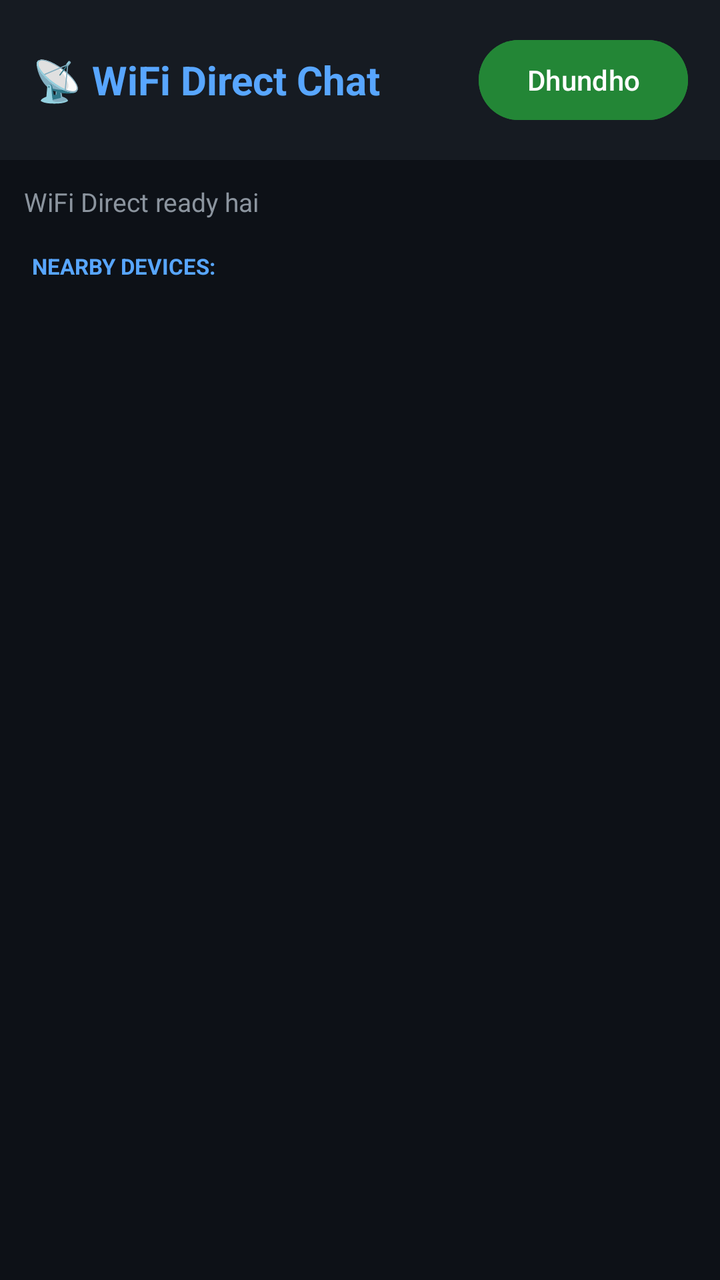
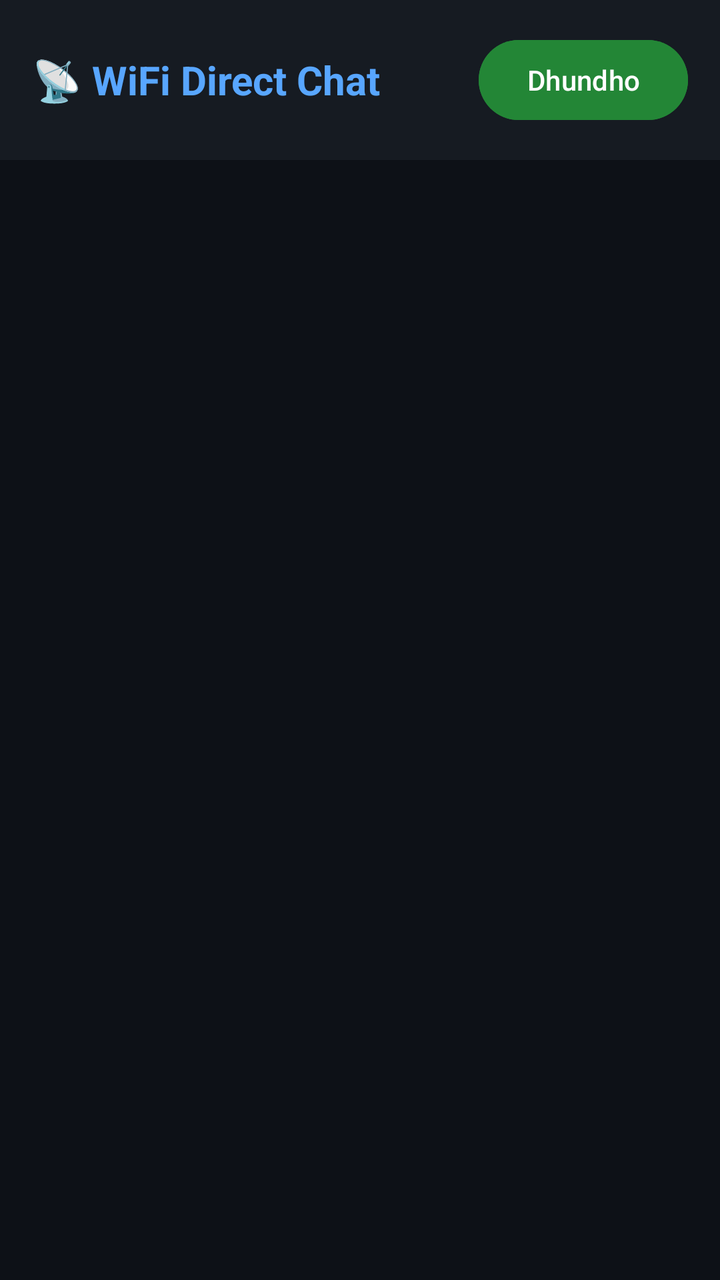

Two renders of the same Android screen: before a commit and after it. Below are the layout's source before the change and the commit's diff.
<!-- AndroidManifest.xml: application theme Theme.WiFiDirectChat -->
<!-- res/layout/activity_main.xml -->
<?xml version="1.0" encoding="utf-8"?>
<LinearLayout
    xmlns:android="http://schemas.android.com/apk/res/android"
    android:layout_width="match_parent"
    android:layout_height="match_parent"
    android:orientation="vertical"
    android:background="#0D1117">

    <LinearLayout
        android:layout_width="match_parent"
        android:layout_height="wrap_content"
        android:background="#161B22"
        android:padding="16dp"
        android:orientation="horizontal"
        android:gravity="center_vertical">

        <TextView
            android:layout_width="0dp"
            android:layout_height="wrap_content"
            android:layout_weight="1"
            android:text="📡 WiFi Direct Chat"
            android:textSize="20sp"
            android:textColor="#58A6FF"
            android:textStyle="bold"/>

        <Button
            android:id="@+id/btn_discover"
            android:layout_width="wrap_content"
            android:layout_height="wrap_content"
            android:text="Dhundho"
            android:backgroundTint="#238636"
            android:textColor="#FFFFFF"/>

    </LinearLayout>

    <TextView
        android:id="@+id/tv_status"
        android:layout_width="match_parent"
        android:layout_height="wrap_content"
        android:text="WiFi Direct ready hai"
        android:textColor="#8B949E"
        android:padding="12dp"
        android:textSize="13sp"/>

    <TextView
        android:layout_width="match_parent"
        android:layout_height="wrap_content"
        android:text="NEARBY DEVICES:"
        android:textColor="#58A6FF"
        android:paddingStart="16dp"
        android:paddingTop="4dp"
        android:textSize="11sp"
        android:textStyle="bold"/>

    <ListView
        android:id="@+id/list_peers"
        android:layout_width="match_parent"
        android:layout_height="match_parent"
        android:background="#0D1117"
        android:divider="#21262D"
        android:dividerHeight="1dp"/>

</LinearLayout>
<!-- resources referenced by this layout -->
<resources>
  <style name="Theme.WiFiDirectChat" parent="Base.Theme.WiFiDirectChat" />
  <style name="Base.Theme.WiFiDirectChat" parent="Theme.Material3.DayNight.NoActionBar">
          
          
      </style>
</resources>

<!-- the commit's change to res/layout/activity_main.xml (unified diff, before → after) -->
@@ -1,35 +1,34 @@
 <?xml version="1.0" encoding="utf-8"?>
-<LinearLayout
-    xmlns:android="http://schemas.android.com/apk/res/android"
+<LinearLayout xmlns:android="http://schemas.android.com/apk/res/android"
     android:layout_width="match_parent"
     android:layout_height="match_parent"
-    android:orientation="vertical"
-    android:background="#0D1117">
+    android:background="#0D1117"
+    android:orientation="horizontal">
 
     <LinearLayout
         android:layout_width="match_parent"
         android:layout_height="wrap_content"
         android:background="#161B22"
-        android:padding="16dp"
+        android:gravity="center_vertical"
         android:orientation="horizontal"
-        android:gravity="center_vertical">
+        android:padding="16dp">
 
         <TextView
             android:layout_width="0dp"
             android:layout_height="wrap_content"
             android:layout_weight="1"
             android:text="📡 WiFi Direct Chat"
+            android:textColor="#58A6FF"
             android:textSize="20sp"
-            android:textColor="#58A6FF"
-            android:textStyle="bold"/>
+            android:textStyle="bold" />
 
         <Button
             android:id="@+id/btn_discover"
             android:layout_width="wrap_content"
             android:layout_height="wrap_content"
+            android:backgroundTint="#238636"
             android:text="Dhundho"
-            android:backgroundTint="#238636"
-            android:textColor="#FFFFFF"/>
+            android:textColor="#FFFFFF" />
 
     </LinearLayout>
 
@@ -37,20 +36,20 @@
         android:id="@+id/tv_status"
         android:layout_width="match_parent"
         android:layout_height="wrap_content"
+        android:padding="12dp"
         android:text="WiFi Direct ready hai"
         android:textColor="#8B949E"
-        android:padding="12dp"
-        android:textSize="13sp"/>
+        android:textSize="13sp" />
 
     <TextView
         android:layout_width="match_parent"
         android:layout_height="wrap_content"
+        android:paddingStart="16dp"
+        android:paddingTop="4dp"
         android:text="NEARBY DEVICES:"
         android:textColor="#58A6FF"
-        android:paddingStart="16dp"
-        android:paddingTop="4dp"
         android:textSize="11sp"
-        android:textStyle="bold"/>
+        android:textStyle="bold" />
 
     <ListView
         android:id="@+id/list_peers"
@@ -58,6 +57,6 @@
         android:layout_height="match_parent"
         android:background="#0D1117"
         android:divider="#21262D"
-        android:dividerHeight="1dp"/>
+        android:dividerHeight="1dp" />
 
 </LinearLayout>
